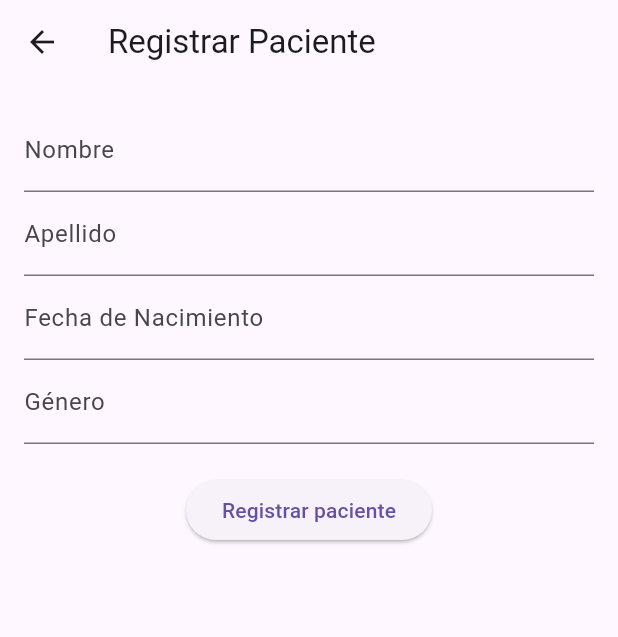
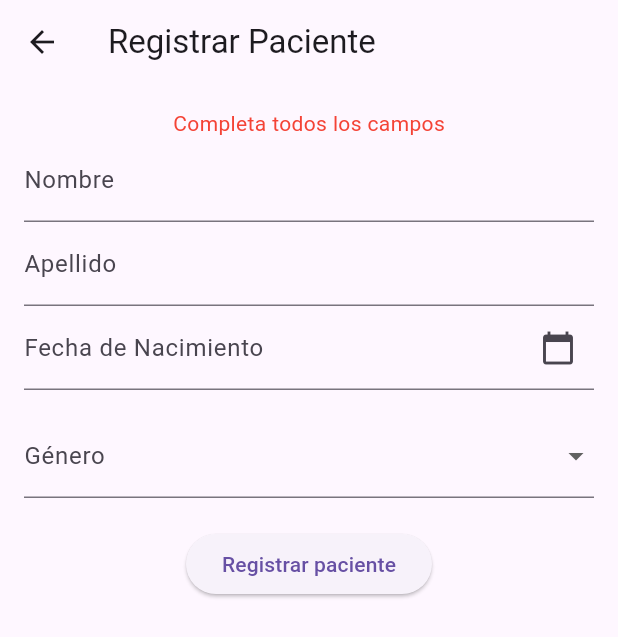
Before and after one commit to darkem156/noctlan, a Flutter app: the RegisterPacienteScreen screen opened directly, after a tap on "Registrar paciente", on a phone screen of 412 x 824 dp. Shown: the top 637 px of the screen. Run offline on Flutter 3.47's test engine with Material 3 defaults, Android fonts, the phone set to English and light mode, and no system bars; our stand-ins replace fl_chart, flutter_local_notifications; network calls fail.

Commit message:
changes on register patient

```diff
--- a/noctlan/lib/screens/login.dart
+++ b/noctlan/lib/screens/login.dart
@@ -47,9 +47,6 @@ class _LoginScreenState extends State<LoginScreen> {
                   child: Column(
                     mainAxisAlignment: MainAxisAlignment.center,
                     children: [
-                      const Text('Bienvenido al sistema'),
-                      const SizedBox(height: 20),
-                      const SizedBox(height: 20),
                       const Text('Bienvenido al sistema'),
                       const SizedBox(height: 20),
                       if (tipoUsuario == 'administrador')
@@ -197,19 +194,39 @@ class RegisterPacienteScreen extends StatefulWidget {
 class _RegisterPacienteScreenState extends State<RegisterPacienteScreen> {
   final _nombre = TextEditingController();
   final _apellido = TextEditingController();
-  final _fechaNacimiento = TextEditingController();
-  final _genero = TextEditingController();
+  DateTime? _fechaSeleccionada;
+  String? _generoSeleccionado;
   String? status;
 
+  Future<void> _seleccionarFecha(BuildContext context) async {
+    final DateTime? fecha = await showDatePicker(
+      context: context,
+      initialDate: _fechaSeleccionada ?? DateTime.now(),
+      firstDate: DateTime(1900),
+      lastDate: DateTime.now(),
+    );
+
+    if (fecha != null) {
+      setState(() {
+        _fechaSeleccionada = fecha;
+      });
+    }
+  }
+
   Future<void> registrar() async {
+    if (_fechaSeleccionada == null || _generoSeleccionado == null) {
+      setState(() => status = 'Completa todos los campos');
+      return;
+    }
+
     final response = await http.post(
       Uri.parse('http://$API_URI/pacientes'),
       headers: {'Content-Type': 'application/json'},
       body: jsonEncode({
         'nombre': _nombre.text,
         'apellido': _apellido.text,
-        'fechaNacimiento': _fechaNacimiento.text,
-        'genero': _genero.text,
+        'fechaNacimiento': _fechaSeleccionada!.toIso8601String(),
+        'genero': _generoSeleccionado,
       }),
     );
 
@@ -217,8 +234,8 @@ class _RegisterPacienteScreenState extends State<RegisterPacienteScreen> {
       if (response.statusCode == 201) {
         _nombre.clear();
         _apellido.clear();
-        _fechaNacimiento.clear();
-        _genero.clear();
+        _fechaSeleccionada = null;
+        _generoSeleccionado = null;
         status = 'Paciente registrado correctamente';
       } else {
         status =
@@ -229,6 +246,10 @@ class _RegisterPacienteScreenState extends State<RegisterPacienteScreen> {
 
   @override
   Widget build(BuildContext context) {
+    final fechaNacimientoTexto = _fechaSeleccionada == null
+        ? ''
+        : '${_fechaSeleccionada!.day}/${_fechaSeleccionada!.month}/${_fechaSeleccionada!.year}';
+
     return Scaffold(
       appBar: AppBar(title: const Text('Registrar Paciente')),
       body: SingleChildScrollView(
@@ -236,23 +257,64 @@ class _RegisterPacienteScreenState extends State<RegisterPacienteScreen> {
         child: Column(
           children: [
             if (status != null)
-              Text(status!, style: const TextStyle(color: Colors.green)),
+              Text(
+                status!,
+                style: TextStyle(
+                  color: status!.contains('correctamente')
+                      ? Colors.green
+                      : Colors.red,
+                ),
+              ),
             TextField(
-                controller: _nombre,
-                decoration: const InputDecoration(labelText: 'Nombre')),
+              controller: _nombre,
+              decoration: const InputDecoration(labelText: 'Nombre'),
+            ),
             TextField(
-                controller: _apellido,
-                decoration: const InputDecoration(labelText: 'Apellido')),
-            TextField(
-                controller: _fechaNacimiento,
-                decoration:
-                    const InputDecoration(labelText: 'Fecha de Nacimiento')),
-            TextField(
-                controller: _genero,
-                decoration: const InputDecoration(labelText: 'Género')),
+              controller: _apellido,
+              decoration: const InputDecoration(labelText: 'Apellido'),
+            ),
+            GestureDetector(
+              onTap: () => _seleccionarFecha(context),
+              child: AbsorbPointer(
+                child: TextField(
+                  decoration: InputDecoration(
+                    labelText: 'Fecha de Nacimiento',
+                    hintText: 'Selecciona una fecha',
+                    suffixIcon: const Icon(Icons.calendar_today),
+                  ),
+                  controller: TextEditingController(text: fechaNacimientoTexto),
+                ),
+              ),
+            ),
+            const SizedBox(height: 16),
+            DropdownButtonFormField<String>(
+              value: _generoSeleccionado,
+              items: const [
+                DropdownMenuItem(
+                  value: 'masculino',
+                  child: Text('Masculino'),
+                ),
+                DropdownMenuItem(
+                  value: 'femenino',
+                  child: Text('Femenino'),
+                ),
+                DropdownMenuItem(
+                  value: 'otro',
+                  child: Text('Otro'),
+                ),
+              ],
+              decoration: const InputDecoration(labelText: 'Género'),
+              onChanged: (value) {
+                setState(() {
+                  _generoSeleccionado = value;
+                });
+              },
+            ),
             const SizedBox(height: 20),
             ElevatedButton(
-                onPressed: registrar, child: const Text('Registrar paciente')),
+              onPressed: registrar,
+              child: const Text('Registrar paciente'),
+            ),
           ],
         ),
       ),
--- a/noctlan/lib/screens/verUsuario.dart
+++ b/noctlan/lib/screens/verUsuario.dart
@@ -49,7 +49,8 @@ class _VerUsuarioScreenState extends State<VerUsuarioScreen> {
               Text(status!, style: const TextStyle(color: Colors.red)),
             ...usuarios.map((usuario) => ListTile(
                   title: Text('${usuario['nombre']} ${usuario['apellido']}'),
-                  subtitle: Text('Email: ${usuario['email']}'),
+                  subtitle: Text(
+                      'Email: ${usuario['email']} - Rol: ${usuario['tipo_usuario']}'),
                 )),
           ],
         ),
```
